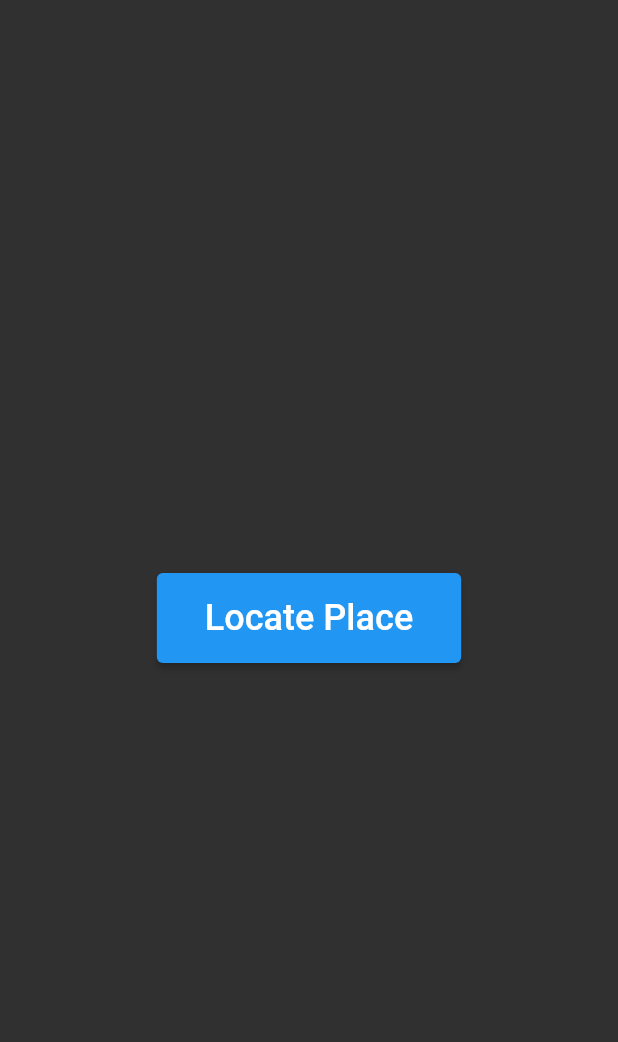
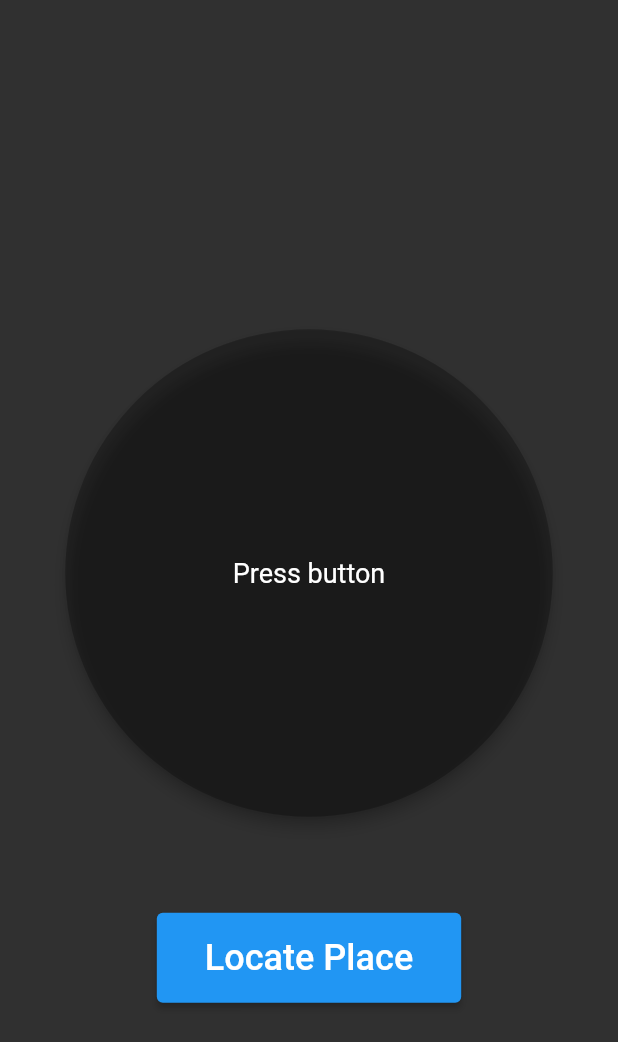
Before and after one commit to Calbabreaker/TokoThere, a Flutter app: the screen it shows after launch, on a phone screen of 412 x 824 dp. Shown: the top 1042 px of the screen. Run offline on Flutter 3.47's test engine with Material 2 defaults, Android fonts, the phone set to English and light mode, and no system bars; our stand-ins replace flutter_compass, location.

```diff
--- a/lib/main.dart
+++ b/lib/main.dart
@@ -2,93 +2,140 @@ import "dart:async" show StreamSubscription;
 import "dart:convert" show jsonDecode;
 import "dart:math" as math;
 import "package:flutter/material.dart";
+import "package:flutter/services.dart";
 import "package:flutter_compass/flutter_compass.dart";
 import "package:location/location.dart";
 import "package:vector_math/vector_math.dart" show Vector2, radians;
 import "package:http/http.dart" as http;
 
-const biggerFont = TextStyle(fontSize: 24);
+const largeFont = TextStyle(fontSize: 24);
+const biggerFont = TextStyle(fontSize: 18);
+final random = math.Random();
 
 void main() {
   runApp(const MyApp());
 }
 
-class MyApp extends StatefulWidget {
+class MyApp extends StatelessWidget {
   const MyApp({super.key});
-
-  @override
-  State<MyApp> createState() => _MyAppState();
-}
-
-class _MyAppState extends State<MyApp> {
-  Vector2? _target;
-  final List<Vector2> _placesCache = [];
-  final _random = math.Random();
 
   @override
   Widget build(BuildContext context) {
     return MaterialApp(
       title: "TokoThere",
       theme: ThemeData(brightness: Brightness.dark),
-      home: Scaffold(
-        body: Column(
-          mainAxisAlignment: MainAxisAlignment.center,
-          children: [
-            _target != null ? _getCompass() : Container(),
-            ElevatedButton(
-                onPressed: () => _fetchLocation(),
-                child: const Padding(
-                  padding: EdgeInsets.all(16.0),
-                  child: Text("Locate Place", style: biggerFont),
-                )),
-          ],
-        ),
+      home: const Scaffold(
+        body: LocationFinder(),
       ),
     );
   }
+}
+
+class LocationFinder extends StatefulWidget {
+  const LocationFinder({super.key});
+
+  @override
+  State<LocationFinder> createState() => _LocationFinderState();
+}
+
+class _LocationFinderState extends State<LocationFinder> {
+  final List<Vector2> _locationCache = [];
+  Future<Vector2?>? _locationFuture;
+
+  @override
+  Widget build(BuildContext context) {
+    return FutureBuilder(
+        future: _locationFuture,
+        builder: (context, snapshot) {
+          return Column(
+            mainAxisAlignment: MainAxisAlignment.center,
+            children: [
+              Container(
+                  margin: const EdgeInsets.symmetric(vertical: 64.0),
+                  alignment: Alignment.center,
+                  child: Material(
+                      shape: const CircleBorder(),
+                      clipBehavior: Clip.antiAlias,
+                      color: Colors.black26,
+                      elevation: 4.0,
+                      child: Container(
+                          alignment: Alignment.center,
+                          width: 325,
+                          height: 325,
+                          child: _buildCompass(snapshot)))),
+              ElevatedButton(
+                  onPressed: snapshot.connectionState == ConnectionState.waiting
+                      ? null
+                      : () =>
+                          setState(() => {_locationFuture = _fetchLocation()}),
+                  child: const Padding(
+                    padding: EdgeInsets.all(16.0),
+                    child: Text("Locate Place", style: largeFont),
+                  )),
+            ],
+          );
+        });
+  }
+
+  Widget _buildCompass(AsyncSnapshot<Vector2?> snapshot) {
+    String? text;
+
+    if (snapshot.connectionState == ConnectionState.none) {
+      text = "Press button";
+    } else if (snapshot.connectionState == ConnectionState.waiting) {
+      return const CircularProgressIndicator();
+    } else if (snapshot.hasError) {
+      if (snapshot.error is PlatformException) {
+        final exception = snapshot.error as PlatformException;
+        text = exception.message!;
+      } else {
+        text = snapshot.error.toString();
+      }
+    } else if (snapshot.data == null) {
+      text = "No location found nearby";
+    }
+
+    if (text != null) {
+      return Text(text, style: biggerFont, textAlign: TextAlign.center);
+    } else {
+      return Compass(
+        target: snapshot.data!,
+      );
+    }
+  }
 
   // Uses this query:
-  // [out:json][timeout:10];
+  // [out:json][timeout:20];
   // (
   //   node(around:$DISTANCE,$LAT,$LON)[name];
   // );
   // out skel noids;
-  Future<void> _fetchLocation() async {
-    if (_placesCache.isNotEmpty) {
-      _chooseRandom();
-      return;
+  Future<Vector2?> _fetchLocation() async {
+    if (_locationCache.isNotEmpty) {
+      return _chooseRandomCache();
     }
 
     final current = await Location.instance.getLocation();
     const distance = 1000;
     final response = await http.get(Uri.parse(
-        "https://overpass-api.de/api/interpreter?data=%5Bout%3Ajson%5D%5Btimeout%3A10%5D%3B%28node%28around%3A$distance%2C${current.latitude}%2C${current.longitude}%29%5Bname%5D%3B%29%3Bout%20skel%20noids%3B"));
+        "https://overpass-api.de/api/interpreter?data=%5Bout%3Ajson%5D%5Btimeout%3A20%5D%3B%28node%28around%3A$distance%2C${current.latitude}%2C${current.longitude}%29%5Bname%5D%3B%29%3Bout%20skel%20noids%3B"));
 
     if (response.statusCode == 200) {
       final data = jsonDecode(response.body);
       for (final node in data["elements"]) {
-        _placesCache.add(Vector2(node["lon"], node["lat"]));
+        _locationCache.add(Vector2(node["lon"], node["lat"]));
       }
-      _chooseRandom();
+
+      return _chooseRandomCache();
     } else {
-      throw Exception("Failed to fetch");
+      throw "Failed to fetch https://overpass-api.de";
     }
   }
 
-  void _chooseRandom() {
-    if (_placesCache.isEmpty) return;
-    setState(() {
-      _target = _placesCache[_random.nextInt(_placesCache.length)];
-    });
-  }
-
-  Widget _getCompass() {
-    return Container(
-      margin: const EdgeInsets.symmetric(horizontal: 16.0, vertical: 64.0),
-      child: Compass(
-        target: _target!,
-      ),
-    );
+  Vector2? _chooseRandomCache() {
+    if (_locationCache.isEmpty) return null;
+    final index = random.nextInt(_locationCache.length);
+    return _locationCache.removeAt(index);
   }
 }
 
@@ -105,22 +152,16 @@ class Compass extends StatefulWidget {
 }
 
 class _CompassState extends State<Compass> {
-  Vector2 _current = Vector2.zero();
-  StreamSubscription<LocationData>? _locationStream;
+  Vector2? _current;
+  double _prevHeading = 0.0;
+  double _turns = 0.0;
 
   @override
   void initState() {
-    _locationStream =
-        Location.instance.onLocationChanged.listen((LocationData location) {
+    Location.instance.onLocationChanged.listen((LocationData location) {
       _current = Vector2(location.longitude!, location.latitude!);
     });
     super.initState();
-  }
-
-  @override
-  void dispose() {
-    _locationStream?.cancel();
-    super.dispose();
   }
 
   @override
@@ -145,36 +186,33 @@ class _CompassState extends State<Compass> {
           );
         }
 
-        northDir = radians(northDir);
-        final diffCoords = widget.target - _current;
+        northDir += 180;
+        // print(northDir);
+        final diffCoords = widget.target - Vector2.zero();
         final targetDir = math.atan2(diffCoords.y, diffCoords.x);
+        final heading = targetDir - northDir;
+
+        final diff = _prevHeading - heading;
+        _turns += diff;
+        _prevHeading = heading;
+
         final diffKM = Vector2(
             40075 * diffCoords.x * math.cos(diffCoords.y) / 360,
             diffCoords.y * 111.32);
 
-        return Material(
-          shape: const CircleBorder(),
-          clipBehavior: Clip.antiAlias,
-          color: Colors.black26,
-          elevation: 4.0,
-          child: Container(
-            padding: const EdgeInsets.all(16.0),
-            alignment: Alignment.center,
-            child: Column(
-              children: [
-                Transform.rotate(
-                    angle: targetDir - northDir - math.pi / 2,
-                    child: const Icon(Icons.arrow_right_alt,
-                        size: 275, color: Colors.white)),
-                Transform.translate(
-                  offset: const Offset(0, -15),
-                  child: Text("${(diffKM.length * 1000).round()}m",
-                      style: biggerFont),
-                ),
-              ],
-            ),
+        return Column(children: [
+          AnimatedRotation(
+              turns: _turns,
+              duration: const Duration(milliseconds: 500),
+              curve: Curves.ease,
+              // angle: targetDir - northDir - math.pi / 2,
+              child: const Icon(Icons.arrow_right_alt,
+                  size: 275, color: Colors.white)),
+          Transform.translate(
+            offset: const Offset(0, -15),
+            child: Text("${(diffKM.length * 1000).round()}m", style: largeFont),
           ),
-        );
+        ]);
       },
     );
   }
```
